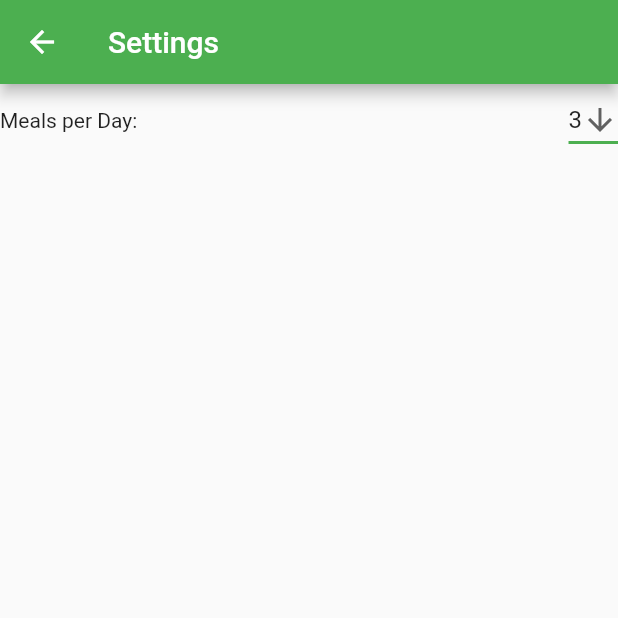
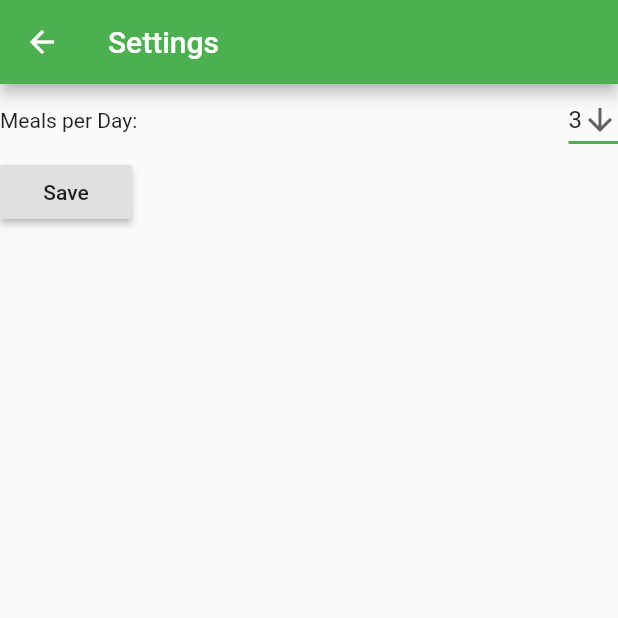
Before and after one commit to calvin-cs262-teamF/Grassroots-Green-Calvin, a Flutter app: the Settings screen opened by its route, on a phone screen of 412 x 824 dp, the top half of it. Run offline on Flutter 3.47's test engine with Material 2 defaults, Android fonts, the phone set to English and light mode, and no system bars; our stand-ins replace cloud_firestore, email_validator, firebase_auth, firebase_core; accounts and stored records are empty.

Commit message:
Save setting

```diff
--- a/lib/auth.dart
+++ b/lib/auth.dart
@@ -16,6 +16,8 @@ class Auth implements BaseAuth {
 
   Future<String> signIn(String email, String password) async {
     FirebaseUser user = (await _firebaseAuth.signInWithEmailAndPassword(email: email, password: password)).user;
+    // TODO: only save email if it hasn't been set before (although this does work correctly)
+    Firestore.instance.collection('users').document(user.uid).updateData({'email': email});
     return user.uid;
   }
 
--- a/lib/settings.dart
+++ b/lib/settings.dart
@@ -1,6 +1,10 @@
 import 'package:flutter/material.dart';
+import 'package:cloud_firestore/cloud_firestore.dart';
+import 'package:grassroots_green/auth.dart';
 
 class Settings extends StatelessWidget {
+  Settings({this.auth});
+  final BaseAuth auth;
 
   //Routename used for Navigation
   static const String routeName = "/settings";
@@ -9,19 +13,24 @@ class Settings extends StatelessWidget {
   Widget build(BuildContext context) {
     return Scaffold(
         appBar: AppBar(title: Text('Settings')),
-        body: MyStatefulWidget(),
+        body: MyStatefulWidget(auth: auth),
     );
   }
 }
 
 class MyStatefulWidget extends StatefulWidget {
-  MyStatefulWidget({Key key}) : super(key: key);
+  final BaseAuth auth;
+
+  MyStatefulWidget({Key key, this.auth}) : super(key: key);
 
   @override
-  _MyStatefulWidgetState createState() => _MyStatefulWidgetState();
+  _MyStatefulWidgetState createState() => _MyStatefulWidgetState(auth: auth);
 }
 
 class _MyStatefulWidgetState extends State<MyStatefulWidget> {
+
+  // authentication parameter
+  final BaseAuth auth;
 
   //Static parameters for Drop Downs
   static double _iconSize = 24;
@@ -29,7 +38,9 @@ class _MyStatefulWidgetState extends State<MyStatefulWidget> {
   static double _height = 2;
 
   //Default values for Drop Downs
-  String emptyDropDownValue = '3';
+  String _mealsPerDay = '3'; // TODO: set to user's setting
+
+  _MyStatefulWidgetState({this.auth});
 
   @override
   Widget build(BuildContext context) {
@@ -45,7 +56,7 @@ class _MyStatefulWidgetState extends State<MyStatefulWidget> {
                   ),
                   //Dropdown for how many meals per day
                   DropdownButton<String>(
-                    value: emptyDropDownValue,
+                    value: _mealsPerDay,
                     icon: Icon(Icons.arrow_downward),
                     iconSize: _iconSize,
                     elevation: _elevation,
@@ -55,7 +66,7 @@ class _MyStatefulWidgetState extends State<MyStatefulWidget> {
                     ),
                     onChanged: (String newValue){
                       setState(() {
-                        emptyDropDownValue = newValue;
+                        _mealsPerDay = newValue;
                       });
                     },
                     items: <String>['1', '2', '3', '4', '5', '6']
@@ -69,8 +80,23 @@ class _MyStatefulWidgetState extends State<MyStatefulWidget> {
                   )
                 ]
             ),
+            Row(
+              children: [
+                RaisedButton(
+                  child: new Text("Save"),
+                  onPressed: () { _saveSettings(); },
+                ),
+              ]
+            ),
           ],
         ),
     );
   }
+
+  void _saveSettings() async {
+    // save meals per day
+    Firestore.instance.collection('users').document(await auth.getCurrentUser()).updateData({'mealsPerDay': _mealsPerDay});
+
+    // TODO: save other settings in the same command
+  }
 }
```
Also changed, not shown: lib/main.dart (+10 -10 lines).
